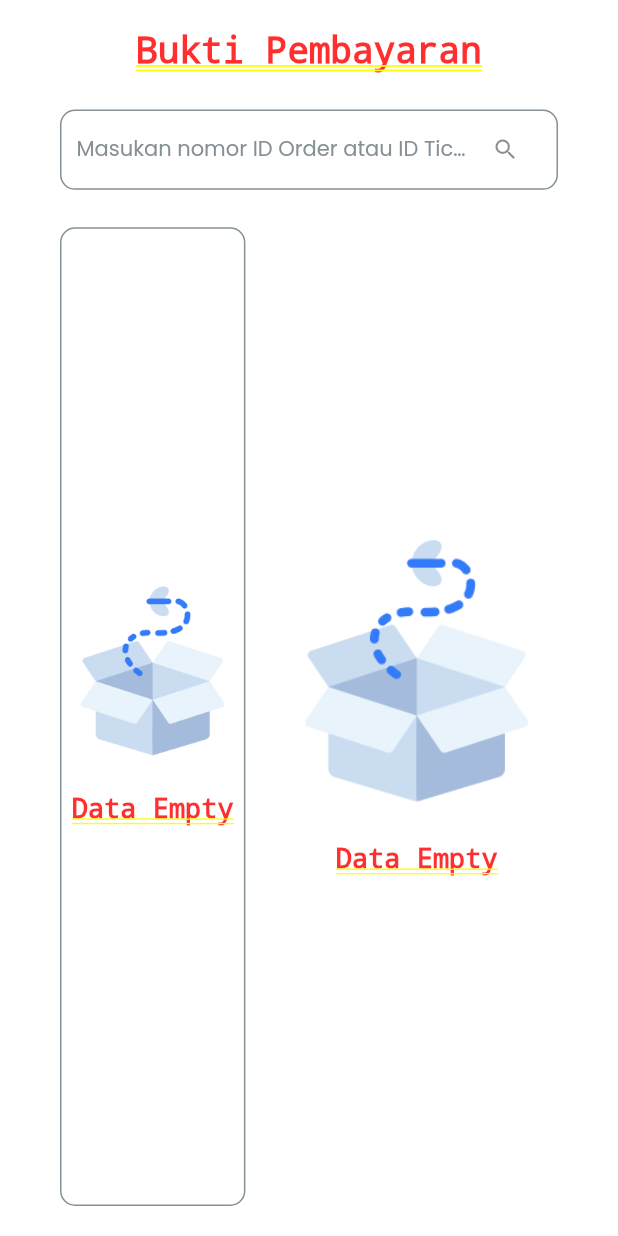
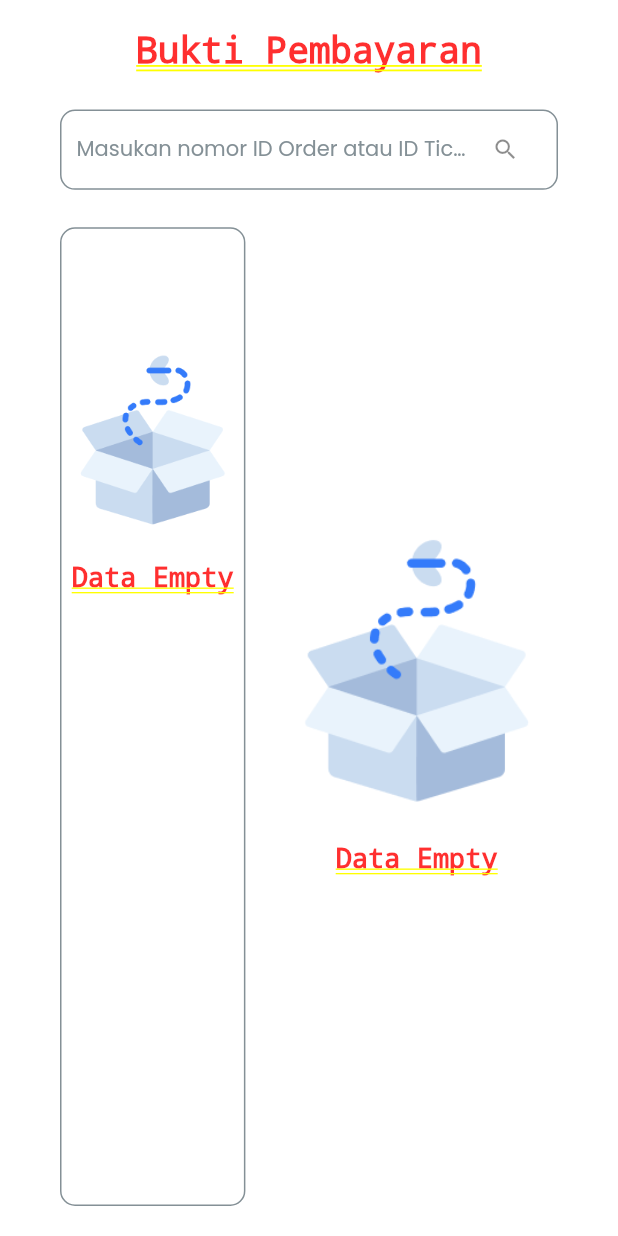
Before and after one commit to mustofanht/hi-pos-kasir-windows, a Flutter app: the BuktiPembayaranPage screen opened directly with empty values, on a phone screen of 412 x 824 dp. Run offline on Flutter 3.47's test engine with Material 2 defaults, Android fonts, the phone set to English and light mode, and no system bars; our stand-ins replace device_info_plus, either_dart, email_validator, flutter_carousel_widget, flutter_svg, get and 7 more; missing offline and left inert: esc_pos_utils_plus, floating_bottom_bar, thermal_printer; accounts and stored records are empty; project files that could hold a hidden picture were left out; key blocks and very long unbroken strings in the code were emptied for the run.

Commit message:
Fix refresh on bukti pembayaran

```diff
--- a/lib/presentation/views/modules/proofofpayment/bukti_pembayaran_page.dart
+++ b/lib/presentation/views/modules/proofofpayment/bukti_pembayaran_page.dart
@@ -893,8 +893,19 @@ class BuktiPembayaranPage extends GetView<BuktiPembayaranPageController> {
         ),
         child: controller.isLoading.value
             ? loading.simpleLoading()
-            : controller.dataList.isEmpty
-                ? Center(
+            : RefreshIndicator(
+                onRefresh: () async {
+                  await controller.doRefresh();
+                },
+                child: SingleChildScrollView(
+                  controller: controller.scrollController,
+                  physics: const AlwaysScrollableScrollPhysics(),
+                  child: controller.dataList.isEmpty
+                      ? Container(
+                          alignment: Alignment.center,
+                          margin: EdgeInsets.only(
+                            top: layoutStyle.defaultMargin * 4,
+                          ),
                           child: SingleChildScrollView(
                             child: Column(
                               mainAxisAlignment: MainAxisAlignment.center,
@@ -902,7 +913,8 @@ class BuktiPembayaranPage extends GetView<BuktiPembayaranPageController> {
                                 Image.asset(
                                   assetsConstant.imgEmptyBox,
                                   fit: BoxFit.fill,
-                            errorBuilder: (BuildContext context, Object exception,
+                                  errorBuilder: (BuildContext context,
+                                      Object exception,
                                       StackTrace? stackTrace) {
                                     return const Text('Img Not Found');
                                   },
@@ -925,23 +937,16 @@ class BuktiPembayaranPage extends GetView<BuktiPembayaranPageController> {
                             ),
                           ),
                         )
-                : RefreshIndicator(
-                    onRefresh: () async {
-                      await controller.doRefresh();
-                    },
-                    child: SingleChildScrollView(
-                      controller: controller.scrollController,
-                      physics: const AlwaysScrollableScrollPhysics(),
-                      child: Column(
+                      : Column(
                           children: controller.dataList
                               .map((e) => cardSection(
                                   model: e,
-                                selectedCard:
-                                    controller.selectedData.value.orderNumber !=
+                                  selectedCard: controller
+                                              .selectedData.value.orderNumber !=
                                           null &&
                                       e.orderNumber ==
-                                            controller.selectedData.value
-                                                .orderNumber))
+                                          controller
+                                              .selectedData.value.orderNumber))
                               .toList(),
                         ),
                 ),
```
Lines whose indentation alone changed are shown as unchanged.
